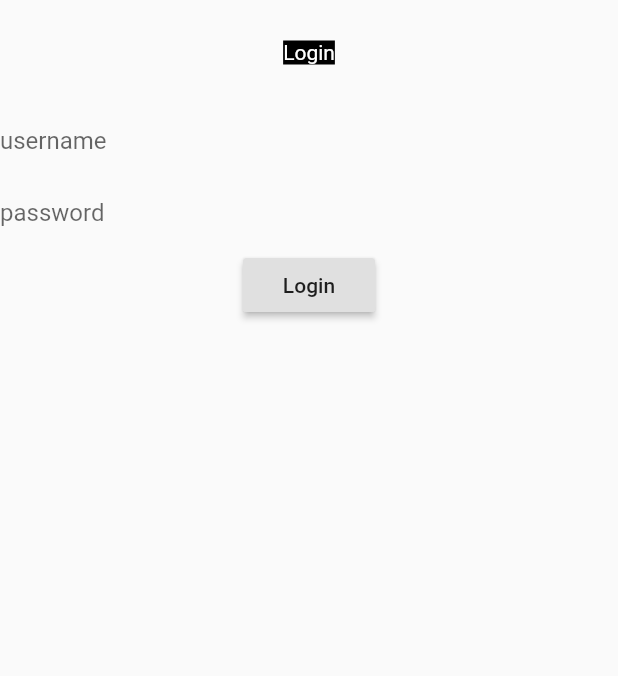
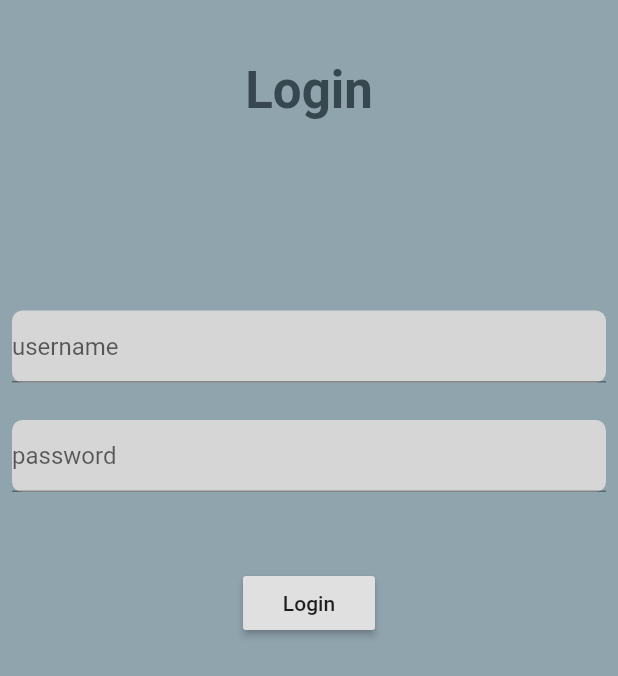
Before and after one commit to Nafisha79/task_n, a Flutter app: the screen it shows after launch, on a phone screen of 412 x 824 dp. Shown: the top 676 px of the screen. Run offline on Flutter 3.47's test engine with Material 2 defaults, Android fonts, the phone set to English and light mode, and no system bars.

```diff
--- a/lib/screen1.dart
+++ b/lib/screen1.dart
@@ -11,33 +11,52 @@ class _Screen1State extends State<Screen1> {
   @override
   Widget build(BuildContext context) {
     return Scaffold(
-      body: Column(
+      backgroundColor: Colors.blueGrey[300],
+      body: SingleChildScrollView(
+        child: Padding(
+          padding: const EdgeInsets.all(8.0),
+          child: Column(
             children: [
               Padding(
-            padding: const EdgeInsets.fromLTRB(10.0, 27.0, 10.0, 27.0),
+                padding: const EdgeInsets.fromLTRB(10.0, 32.0, 10.0, 27.0),
+
                 child: Container(
-                decoration: BoxDecoration(color: Colors.black),
                     child: Text(
                   'Login',
-                  style: TextStyle(color: Colors.white),
+                  style: TextStyle(
+                      color: Colors.blueGrey[800],
+                      fontSize: 34.0,
+                      fontWeight: FontWeight.bold),
                 )),
               ),
-          Center(
-            child: Container(
+              SizedBox(width: 100.0,
+                  height: 100.0,),
+              Container(
+                decoration: BoxDecoration(
+                  color: Colors.grey[350],
+                  borderRadius: BorderRadius.circular(7.0),
+                ),
                 child: TextField(
                   decoration: InputDecoration(
                     hintText: 'username',
-                  border: InputBorder.none,
                   ),
                 ),
               ),
+              SizedBox(height: 25.0,
+              width: 25.0,),
+              Container(
+                decoration: BoxDecoration(
+                  color: Colors.grey[350],
+                  borderRadius: BorderRadius.circular(7.0),
                 ),
-          TextField(
+                child: TextField(
                   decoration: InputDecoration(
                     hintText: 'password',
-              border: InputBorder.none,
                   ),
                 ),
+              ),
+              SizedBox(height: 50.0,
+                width: 25.0,),
               RaisedButton(
                 child: Text('Login'),
                 onPressed: () {
@@ -51,6 +70,8 @@ class _Screen1State extends State<Screen1> {
               ),
             ],
           ),
+        ),
+      ),
     );
   }
 }
--- a/pubspec.yaml
+++ b/pubspec.yaml
@@ -32,6 +32,7 @@ dependencies:
 dev_dependencies:
   flutter_test:
     sdk: flutter
+  google_fonts: ^1.1.1
 
 # For information on the generic Dart part of this file, see the
 # following page: https://dart.dev/tools/pub/pubspec
```
Also changed, not shown: lib/Screen2.dart (+45 -19 lines), pubspec.lock. Lines whose indentation alone changed are shown as unchanged.
